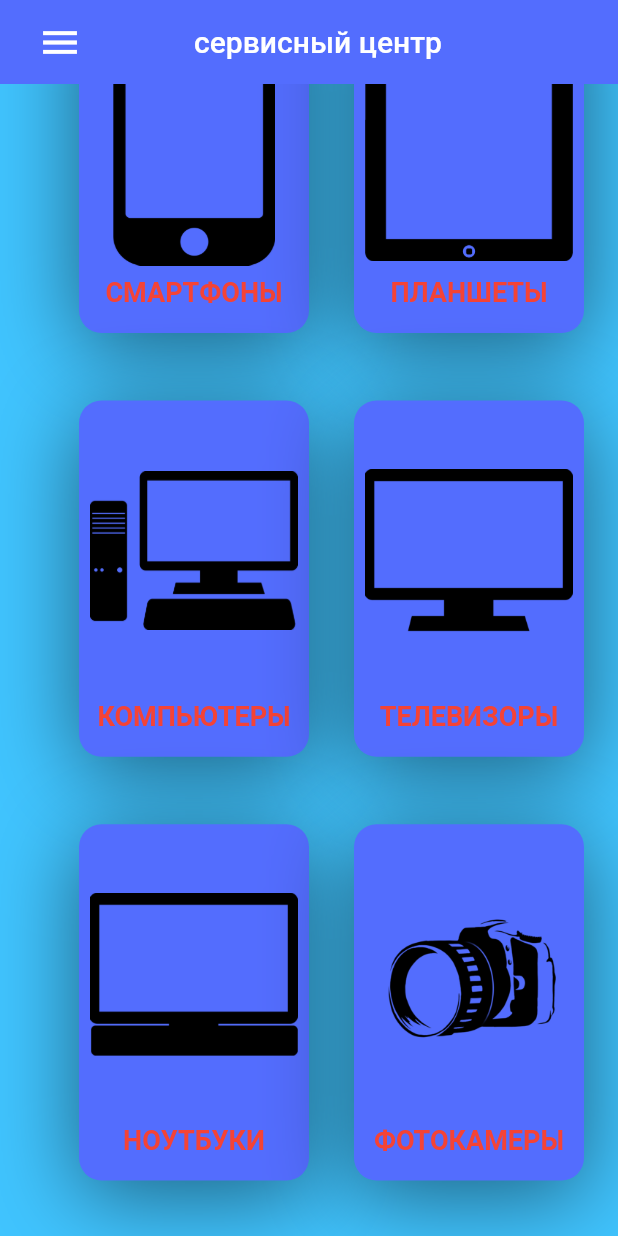
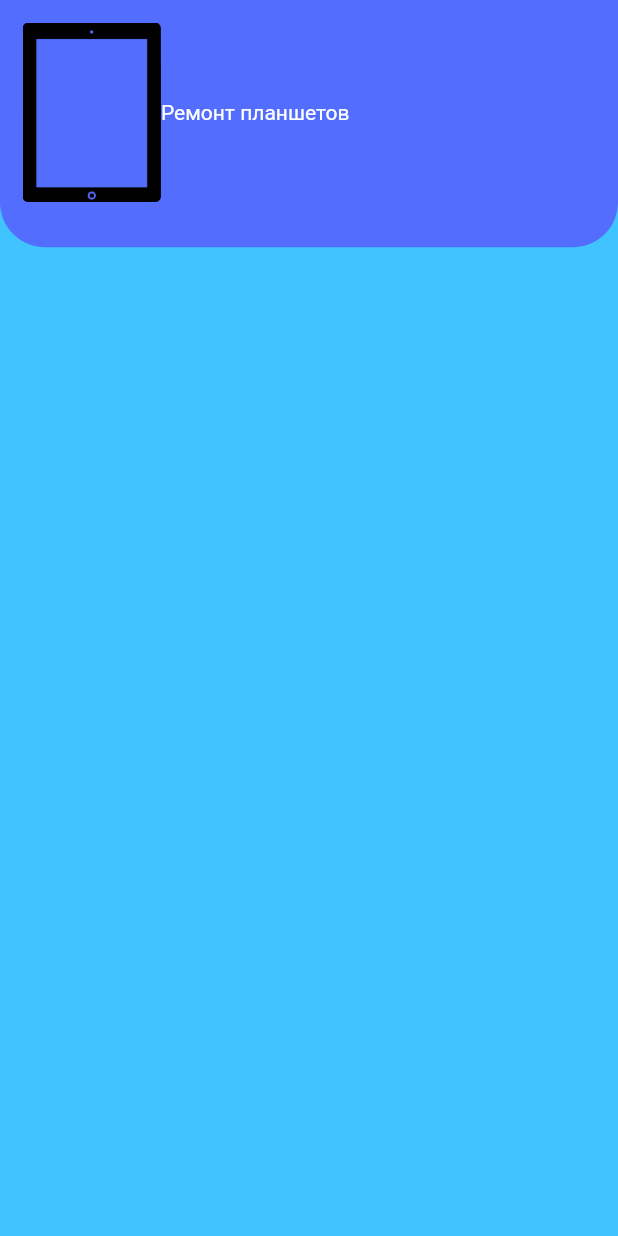
Before and after one commit to Poll21/mig-service, a Flutter app: the screen it shows after launch, scrolled down 262 dp, after a tap on "ПЛАНШЕТЫ", on a phone screen of 412 x 824 dp. Run offline on Flutter 3.47's test engine with Material 2 defaults, Android fonts, the phone set to English and light mode, and no system bars.

Commit message:
создана тестовая ветка

```diff
--- /dev/null
+++ b/lib/components/prices/body1.dart
@@ -0,0 +1,51 @@
+import 'package:flutter/cupertino.dart';
+import 'package:flutter/material.dart';
+import '../constants.dart';
+import '../header_with_seachbox.dart';
+
+class BodiPrise1 extends StatelessWidget {
+
+
+  @override
+  Widget build(BuildContext context) {
+    return Scaffold(
+      body: Column(
+        children: [
+          Expanded(
+          flex: 2,
+            child:Container(
+
+              padding: EdgeInsets.only(
+                  left: kDefaultPadding,
+                  top: kDefaultPadding,
+                  right: kDefaultPadding,
+                  bottom: kDefaultPadding *2),
+              decoration: BoxDecoration(
+                color: kPrimaryColor,
+                borderRadius: BorderRadius.only(
+                    bottomLeft: Radius.circular(kDefaultRadius),
+                    bottomRight: Radius.circular(kDefaultRadius)),
+                //boxShadow:
+              ),
+              child: Row(
+              children: <Widget>[
+
+                Image.asset('assets/tablet.png'),
+                Text('Ремонт планшетов')
+
+              ],
+            ),
+
+
+            ),
+        ),
+          Expanded(
+            flex: 8,
+              child: Container())
+        ],
+      ),
+
+
+    );
+  }
+}
--- a/lib/components/prices/body_prise.dart
+++ b/lib/components/prices/body_prise.dart
@@ -71,29 +71,33 @@ class BodyPrice extends StatelessWidget {
     ),
     ),
                         ]
-    ),]
+                      ),
+                      ]
 
                   ),
                 ),
 
                 Expanded(
                     flex: 3,
+                  child:
+                    Expanded(
                           child: Container(
-                      height: 300,
+                            height: 400,
                               margin: EdgeInsets.only(
                                   top: kDefaultPadding),
                               padding: EdgeInsets.only(
                                   left: kDefaultPadding,
                                   top: kDefaultPadding),
                               decoration: BoxDecoration(
-
                                 color: kPrimaryColor.withOpacity(0.8),
                                 borderRadius: BorderRadius.only(
                                     topLeft: Radius.circular(30)
                                 ),
                               ),
+                              child:PrisSmart()
 
-                      child: PrisSmart()
+                      ),
+
                     ),
                 )
               ]
--- a/lib/components/recomed_plants.dart
+++ b/lib/components/recomed_plants.dart
@@ -1,5 +1,6 @@
 import 'package:flutter/material.dart';
 import 'package:migservice/components/constants.dart';
+import 'package:migservice/components/prices/body1.dart';
 import 'package:migservice/components/prices/details_price.dart';
 
 class RecomendsPlants extends StatelessWidget{
@@ -25,7 +26,13 @@ class RecomendsPlants extends StatelessWidget{
         PlantCard(
               image:'assets/tablet.png',
               title: 'ПЛАНШЕТЫ',
-              press: () {},
+              press: () {
+                Navigator.push(
+                    context,
+                    MaterialPageRoute(
+                        builder: (context) => BodiPrise1()
+                    ));
+              },
             ),
         PlantCard(
             image:'assets/computer.png',
```
Lines whose indentation alone changed are shown as unchanged.
